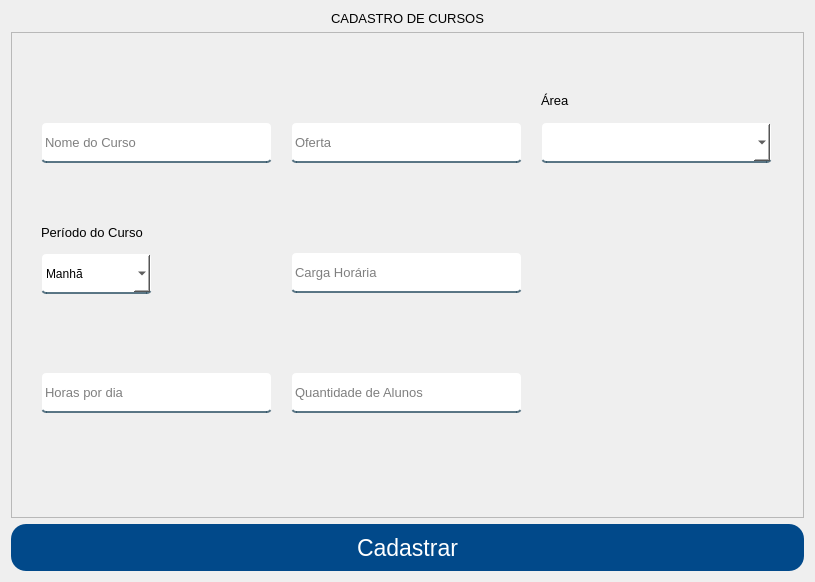
Old version of the form App/view/ui/cadastroCurso.ui in the repository Senac-SOR-ADS/Mapa-de-Sala.
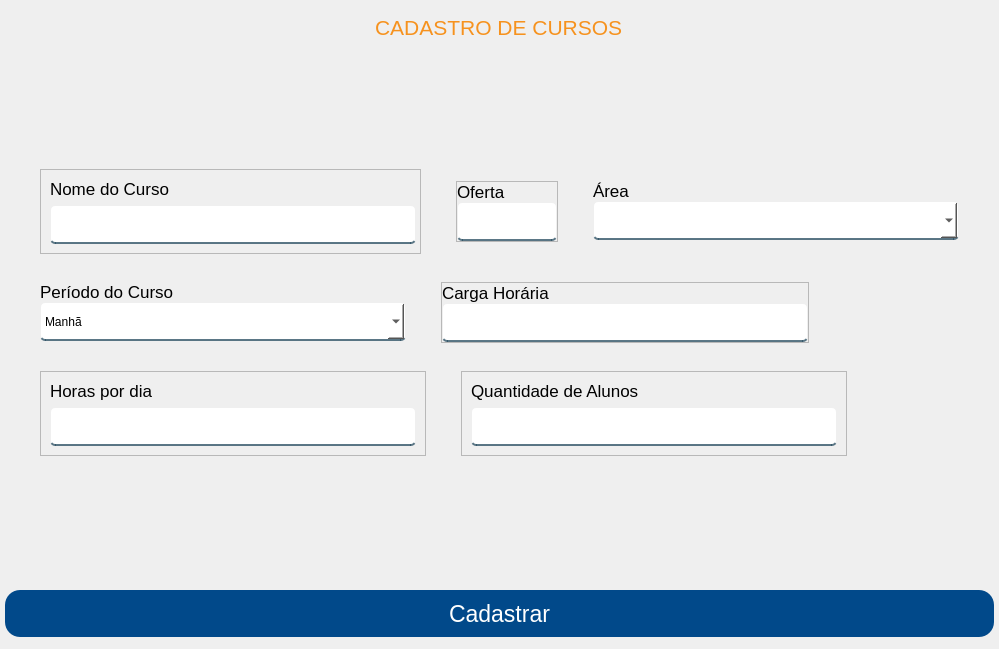
New version of the form.

Commit message: arrumando algumas interfaces na parte de castro para responsividade (#191)

The edit to the form file:
```diff
--- a/App/view/ui/cadastroCurso.ui
+++ b/App/view/ui/cadastroCurso.ui
@@ -6,8 +6,8 @@
    <rect>
     <x>0</x>
     <y>0</y>
-    <width>811</width>
-    <height>579</height>
+    <width>999</width>
+    <height>649</height>
    </rect>
   </property>
   <property name="windowTitle">
@@ -35,14 +35,51 @@
 
 #respostas {
 	color: red;
+}
+
+#titulo {
+	color: #f6921e;
 }</string>
   </property>
   <layout class="QVBoxLayout" name="verticalLayout">
-   <item alignment="Qt::AlignHCenter|Qt::AlignTop">
-    <widget class="QLabel" name="label">
+   <property name="spacing">
+    <number>0</number>
+   </property>
+   <property name="leftMargin">
+    <number>0</number>
+   </property>
+   <property name="topMargin">
+    <number>15</number>
+   </property>
+   <property name="rightMargin">
+    <number>0</number>
+   </property>
+   <property name="bottomMargin">
+    <number>12</number>
+   </property>
+   <item alignment="Qt::AlignHCenter">
+    <widget class="QWidget" name="widget" native="true">
+     <layout class="QVBoxLayout" name="verticalLayout_2">
+      <property name="spacing">
+       <number>23</number>
+      </property>
+      <property name="leftMargin">
+       <number>5</number>
+      </property>
+      <property name="topMargin">
+       <number>0</number>
+      </property>
+      <property name="rightMargin">
+       <number>5</number>
+      </property>
+      <property name="bottomMargin">
+       <number>0</number>
+      </property>
+      <item alignment="Qt::AlignHCenter">
+       <widget class="QLabel" name="titulo">
      <property name="font">
       <font>
-       <pointsize>10</pointsize>
+          <pointsize>16</pointsize>
        <weight>50</weight>
        <italic>false</italic>
        <bold>false</bold>
@@ -58,18 +95,43 @@
      </property>
     </widget>
    </item>
-   <item alignment="Qt::AlignHCenter">
-    <widget class="QFrame" name="frame">
-     <property name="sizePolicy">
-      <sizepolicy hsizetype="Expanding" vsizetype="Expanding">
-       <horstretch>0</horstretch>
-       <verstretch>0</verstretch>
-      </sizepolicy>
-     </property>
+      <item>
+       <spacer name="verticalSpacer_6">
+        <property name="orientation">
+         <enum>Qt::Vertical</enum>
+        </property>
+        <property name="sizeHint" stdset="0">
+         <size>
+          <width>20</width>
+          <height>151</height>
+         </size>
+        </property>
+       </spacer>
+      </item>
+      <item>
+       <widget class="QWidget" name="widget_2" native="true">
+        <layout class="QHBoxLayout" name="horizontalLayout_2">
+         <property name="spacing">
+          <number>35</number>
+         </property>
+         <property name="leftMargin">
+          <number>35</number>
+         </property>
+         <property name="topMargin">
+          <number>0</number>
+         </property>
+         <property name="rightMargin">
+          <number>35</number>
+         </property>
+         <property name="bottomMargin">
+          <number>5</number>
+         </property>
+         <item alignment="Qt::AlignVCenter">
+          <widget class="QFrame" name="frame_2">
      <property name="minimumSize">
       <size>
-       <width>793</width>
-       <height>486</height>
+             <width>381</width>
+             <height>0</height>
       </size>
      </property>
      <property name="frameShape">
@@ -78,56 +140,305 @@
      <property name="frameShadow">
       <enum>QFrame::Raised</enum>
      </property>
-     <widget class="QLineEdit" name="nomeCurso">
-      <property name="geometry">
-       <rect>
-        <x>30</x>
-        <y>90</y>
-        <width>231</width>
-        <height>41</height>
-       </rect>
-      </property>
-      <property name="minimumSize">
-       <size>
-        <width>0</width>
-        <height>10</height>
-       </size>
-      </property>
+           <layout class="QVBoxLayout" name="verticalLayout_6">
+            <item alignment="Qt::AlignLeft|Qt::AlignBottom">
+             <widget class="QLabel" name="label_3">
       <property name="font">
        <font>
-        <pointsize>10</pointsize>
-       </font>
-      </property>
-      <property name="placeholderText">
+                <pointsize>13</pointsize>
+               </font>
+              </property>
+              <property name="text">
        <string>Nome do Curso</string>
       </property>
      </widget>
+            </item>
+            <item>
+             <widget class="QLineEdit" name="nomeCurso">
+              <property name="minimumSize">
+               <size>
+                <width>366</width>
+                <height>39</height>
+               </size>
+              </property>
+              <property name="maximumSize">
+               <size>
+                <width>366</width>
+                <height>39</height>
+               </size>
+              </property>
+              <property name="font">
+               <font>
+                <pointsize>10</pointsize>
+               </font>
+              </property>
+              <property name="placeholderText">
+               <string/>
+              </property>
+             </widget>
+            </item>
+           </layout>
+          </widget>
+         </item>
+         <item alignment="Qt::AlignVCenter">
+          <widget class="QFrame" name="frame">
+           <property name="maximumSize">
+            <size>
+             <width>120</width>
+             <height>16777215</height>
+            </size>
+           </property>
+           <property name="frameShape">
+            <enum>QFrame::StyledPanel</enum>
+           </property>
+           <property name="frameShadow">
+            <enum>QFrame::Raised</enum>
+           </property>
+           <layout class="QVBoxLayout" name="verticalLayout_4">
+            <property name="spacing">
+             <number>0</number>
+            </property>
+            <property name="leftMargin">
+             <number>0</number>
+            </property>
+            <property name="topMargin">
+             <number>0</number>
+            </property>
+            <property name="rightMargin">
+             <number>0</number>
+            </property>
+            <property name="bottomMargin">
+             <number>0</number>
+            </property>
+            <item alignment="Qt::AlignBottom">
+             <widget class="QLabel" name="label">
+              <property name="font">
+               <font>
+                <pointsize>13</pointsize>
+               </font>
+              </property>
+              <property name="text">
+               <string>Oferta</string>
+              </property>
+             </widget>
+            </item>
+            <item>
+             <widget class="QLineEdit" name="ofertaCurso">
+              <property name="minimumSize">
+               <size>
+                <width>100</width>
+                <height>39</height>
+               </size>
+              </property>
+              <property name="maximumSize">
+               <size>
+                <width>100</width>
+                <height>16777215</height>
+               </size>
+              </property>
+              <property name="font">
+               <font>
+                <pointsize>19</pointsize>
+               </font>
+              </property>
+              <property name="placeholderText">
+               <string/>
+              </property>
+             </widget>
+            </item>
+           </layout>
+          </widget>
+         </item>
+         <item alignment="Qt::AlignVCenter">
+          <widget class="QWidget" name="widget_3" native="true">
+           <property name="minimumSize">
+            <size>
+             <width>0</width>
+             <height>0</height>
+            </size>
+           </property>
+           <property name="maximumSize">
+            <size>
+             <width>16777215</width>
+             <height>60</height>
+            </size>
+           </property>
+           <layout class="QVBoxLayout" name="verticalLayout_3">
+            <property name="spacing">
+             <number>0</number>
+            </property>
+            <property name="leftMargin">
+             <number>0</number>
+            </property>
+            <property name="topMargin">
+             <number>0</number>
+            </property>
+            <property name="rightMargin">
+             <number>0</number>
+            </property>
+            <property name="bottomMargin">
+             <number>0</number>
+            </property>
+            <item>
+             <spacer name="verticalSpacer_2">
+              <property name="orientation">
+               <enum>Qt::Vertical</enum>
+              </property>
+              <property name="sizeHint" stdset="0">
+               <size>
+                <width>20</width>
+                <height>40</height>
+               </size>
+              </property>
+             </spacer>
+            </item>
+            <item>
+             <widget class="QLabel" name="label_2">
+              <property name="font">
+               <font>
+                <pointsize>13</pointsize>
+               </font>
+              </property>
+              <property name="text">
+               <string>Área</string>
+              </property>
+             </widget>
+            </item>
+            <item>
+             <widget class="QComboBox" name="campoArea">
+              <property name="minimumSize">
+               <size>
+                <width>366</width>
+                <height>39</height>
+               </size>
+              </property>
+              <property name="maximumSize">
+               <size>
+                <width>366</width>
+                <height>16777215</height>
+               </size>
+              </property>
+              <property name="font">
+               <font>
+                <pointsize>10</pointsize>
+               </font>
+              </property>
+              <property name="cursor">
+               <cursorShape>PointingHandCursor</cursorShape>
+              </property>
+              <property name="editable">
+               <bool>false</bool>
+              </property>
+              <property name="currentText">
+               <string/>
+              </property>
+             </widget>
+            </item>
+            <item>
+             <spacer name="verticalSpacer">
+              <property name="orientation">
+               <enum>Qt::Vertical</enum>
+              </property>
+              <property name="sizeHint" stdset="0">
+               <size>
+                <width>20</width>
+                <height>40</height>
+               </size>
+              </property>
+             </spacer>
+            </item>
+           </layout>
+          </widget>
+         </item>
+        </layout>
+       </widget>
+      </item>
+      <item>
+       <widget class="QWidget" name="widget_4" native="true">
+        <property name="maximumSize">
+         <size>
+          <width>16777215</width>
+          <height>16777215</height>
+         </size>
+        </property>
+        <layout class="QHBoxLayout" name="horizontalLayout_3" stretch="0,0,0">
+         <property name="spacing">
+          <number>35</number>
+         </property>
+         <property name="leftMargin">
+          <number>35</number>
+         </property>
+         <property name="topMargin">
+          <number>0</number>
+         </property>
+         <property name="rightMargin">
+          <number>35</number>
+         </property>
+         <property name="bottomMargin">
+          <number>5</number>
+         </property>
+         <item>
+          <widget class="QWidget" name="widget_5" native="true">
+           <property name="maximumSize">
+            <size>
+             <width>16777215</width>
+             <height>60</height>
+            </size>
+           </property>
+           <layout class="QVBoxLayout" name="verticalLayout_5">
+            <property name="spacing">
+             <number>0</number>
+            </property>
+            <property name="leftMargin">
+             <number>0</number>
+            </property>
+            <property name="topMargin">
+             <number>0</number>
+            </property>
+            <property name="rightMargin">
+             <number>0</number>
+            </property>
+            <property name="bottomMargin">
+             <number>0</number>
+            </property>
+            <item>
+             <spacer name="verticalSpacer_3">
+              <property name="orientation">
+               <enum>Qt::Vertical</enum>
+              </property>
+              <property name="sizeHint" stdset="0">
+               <size>
+                <width>20</width>
+                <height>40</height>
+               </size>
+              </property>
+             </spacer>
+            </item>
+            <item>
      <widget class="QLabel" name="label_7">
-      <property name="geometry">
-       <rect>
-        <x>30</x>
-        <y>190</y>
-        <width>111</width>
-        <height>20</height>
-       </rect>
-      </property>
       <property name="font">
        <font>
-        <pointsize>10</pointsize>
+                <pointsize>13</pointsize>
        </font>
       </property>
       <property name="text">
        <string>Período do Curso</string>
       </property>
      </widget>
+            </item>
+            <item>
      <widget class="QComboBox" name="periodoCurso">
-      <property name="geometry">
-       <rect>
-        <x>30</x>
-        <y>221</y>
-        <width>111</width>
-        <height>41</height>
-       </rect>
+              <property name="minimumSize">
+               <size>
+                <width>366</width>
+                <height>39</height>
+               </size>
+              </property>
+              <property name="maximumSize">
+               <size>
+                <width>366</width>
+                <height>16777215</height>
+               </size>
       </property>
       <property name="cursor">
        <cursorShape>PointingHandCursor</cursorShape>
@@ -151,67 +462,207 @@
        </property>
       </item>
      </widget>
-     <widget class="QLineEdit" name="ofertaCurso">
-      <property name="geometry">
-       <rect>
-        <x>280</x>
-        <y>90</y>
-        <width>231</width>
-        <height>41</height>
-       </rect>
-      </property>
-      <property name="minimumSize">
+            </item>
+            <item>
+             <spacer name="verticalSpacer_4">
+              <property name="orientation">
+               <enum>Qt::Vertical</enum>
+              </property>
+              <property name="sizeHint" stdset="0">
        <size>
-        <width>0</width>
-        <height>10</height>
-       </size>
-      </property>
-      <property name="font">
-       <font>
-        <pointsize>10</pointsize>
-       </font>
-      </property>
-      <property name="placeholderText">
-       <string>Oferta</string>
-      </property>
-     </widget>
-     <widget class="QLineEdit" name="cargaCurso">
-      <property name="geometry">
-       <rect>
-        <x>280</x>
-        <y>220</y>
-        <width>231</width>
-        <height>41</height>
-       </rect>
-      </property>
-      <property name="minimumSize">
-       <size>
-        <width>0</width>
-        <height>10</height>
-       </size>
-      </property>
+                <width>20</width>
+                <height>40</height>
+               </size>
+              </property>
+             </spacer>
+            </item>
+           </layout>
+          </widget>
+         </item>
+         <item alignment="Qt::AlignVCenter">
+          <widget class="QFrame" name="frame_3">
+           <property name="frameShape">
+            <enum>QFrame::StyledPanel</enum>
+           </property>
+           <property name="frameShadow">
+            <enum>QFrame::Raised</enum>
+           </property>
+           <layout class="QVBoxLayout" name="verticalLayout_7">
+            <property name="spacing">
+             <number>0</number>
+            </property>
+            <property name="leftMargin">
+             <number>0</number>
+            </property>
+            <property name="topMargin">
+             <number>0</number>
+            </property>
+            <property name="rightMargin">
+             <number>0</number>
+            </property>
+            <property name="bottomMargin">
+             <number>0</number>
+            </property>
+            <item>
+             <widget class="QLabel" name="label_4">
       <property name="font">
        <font>
-        <pointsize>10</pointsize>
-       </font>
-      </property>
-      <property name="placeholderText">
+                <pointsize>13</pointsize>
+               </font>
+              </property>
+              <property name="text">
        <string>Carga Horária</string>
       </property>
      </widget>
+            </item>
+            <item>
+             <widget class="QLineEdit" name="cargaCurso">
+              <property name="minimumSize">
+               <size>
+                <width>366</width>
+                <height>39</height>
+               </size>
+              </property>
+              <property name="maximumSize">
+               <size>
+                <width>366</width>
+                <height>16777215</height>
+               </size>
+              </property>
+              <property name="font">
+               <font>
+                <pointsize>10</pointsize>
+               </font>
+              </property>
+              <property name="placeholderText">
+               <string/>
+              </property>
+             </widget>
+            </item>
+           </layout>
+          </widget>
+         </item>
+         <item>
+          <spacer name="horizontalSpacer">
+           <property name="orientation">
+            <enum>Qt::Horizontal</enum>
+           </property>
+           <property name="sizeHint" stdset="0">
+            <size>
+             <width>40</width>
+             <height>20</height>
+            </size>
+           </property>
+          </spacer>
+         </item>
+        </layout>
+       </widget>
+      </item>
+      <item>
+       <widget class="QWidget" name="widget_6" native="true">
+        <property name="maximumSize">
+         <size>
+          <width>16777215</width>
+          <height>16777215</height>
+         </size>
+        </property>
+        <layout class="QHBoxLayout" name="horizontalLayout_4">
+         <property name="spacing">
+          <number>35</number>
+         </property>
+         <property name="leftMargin">
+          <number>35</number>
+         </property>
+         <property name="topMargin">
+          <number>0</number>
+         </property>
+         <property name="rightMargin">
+          <number>35</number>
+         </property>
+         <property name="bottomMargin">
+          <number>5</number>
+         </property>
+         <item alignment="Qt::AlignVCenter">
+          <widget class="QFrame" name="frame_4">
+           <property name="frameShape">
+            <enum>QFrame::StyledPanel</enum>
+           </property>
+           <property name="frameShadow">
+            <enum>QFrame::Raised</enum>
+           </property>
+           <layout class="QVBoxLayout" name="verticalLayout_8">
+            <item>
+             <widget class="QLabel" name="label_5">
+              <property name="font">
+               <font>
+                <pointsize>13</pointsize>
+               </font>
+              </property>
+              <property name="text">
+               <string>Horas por dia</string>
+              </property>
+             </widget>
+            </item>
+            <item>
+             <widget class="QLineEdit" name="horasPorDia">
+              <property name="minimumSize">
+               <size>
+                <width>366</width>
+                <height>39</height>
+               </size>
+              </property>
+              <property name="maximumSize">
+               <size>
+                <width>366</width>
+                <height>16777215</height>
+               </size>
+              </property>
+              <property name="font">
+               <font>
+                <pointsize>10</pointsize>
+               </font>
+              </property>
+              <property name="placeholderText">
+               <string/>
+              </property>
+             </widget>
+            </item>
+           </layout>
+          </widget>
+         </item>
+         <item alignment="Qt::AlignVCenter">
+          <widget class="QFrame" name="frame_5">
+           <property name="frameShape">
+            <enum>QFrame::StyledPanel</enum>
+           </property>
+           <property name="frameShadow">
+            <enum>QFrame::Raised</enum>
+           </property>
+           <layout class="QVBoxLayout" name="verticalLayout_9">
+            <item>
+             <widget class="QLabel" name="label_6">
+              <property name="font">
+               <font>
+                <pointsize>13</pointsize>
+               </font>
+              </property>
+              <property name="text">
+               <string>Quantidade de Alunos</string>
+              </property>
+             </widget>
+            </item>
+            <item>
      <widget class="QLineEdit" name="quantidadeAlunos">
-      <property name="geometry">
-       <rect>
-        <x>280</x>
-        <y>340</y>
-        <width>231</width>
-        <height>41</height>
-       </rect>
-      </property>
       <property name="minimumSize">
        <size>
-        <width>0</width>
-        <height>10</height>
+                <width>366</width>
+                <height>39</height>
+               </size>
+              </property>
+              <property name="maximumSize">
+               <size>
+                <width>366</width>
+                <height>16777215</height>
        </size>
       </property>
       <property name="font">
@@ -223,76 +674,41 @@
        <bool>false</bool>
       </property>
       <property name="placeholderText">
-       <string>Quantidade de Alunos</string>
-      </property>
-     </widget>
-     <widget class="QLineEdit" name="horasPorDia">
-      <property name="geometry">
-       <rect>
-        <x>30</x>
-        <y>340</y>
-        <width>231</width>
-        <height>41</height>
-       </rect>
-      </property>
-      <property name="minimumSize">
-       <size>
-        <width>0</width>
-        <height>10</height>
-       </size>
-      </property>
-      <property name="font">
-       <font>
-        <pointsize>10</pointsize>
-       </font>
-      </property>
-      <property name="placeholderText">
-       <string>Horas por dia</string>
-      </property>
-     </widget>
-     <widget class="QComboBox" name="campoArea">
-      <property name="geometry">
-       <rect>
-        <x>530</x>
-        <y>90</y>
-        <width>231</width>
-        <height>41</height>
-       </rect>
-      </property>
-      <property name="font">
-       <font>
-        <pointsize>10</pointsize>
-       </font>
-      </property>
-      <property name="cursor">
-       <cursorShape>PointingHandCursor</cursorShape>
-      </property>
-      <property name="editable">
-       <bool>false</bool>
-      </property>
-      <property name="currentText">
        <string/>
       </property>
      </widget>
-     <widget class="QLabel" name="label_2">
-      <property name="geometry">
-       <rect>
-        <x>530</x>
-        <y>60</y>
-        <width>55</width>
-        <height>16</height>
-       </rect>
-      </property>
-      <property name="font">
-       <font>
-        <pointsize>10</pointsize>
-       </font>
-      </property>
-      <property name="text">
-       <string>Área</string>
-      </property>
-     </widget>
-    </widget>
+            </item>
+           </layout>
+          </widget>
+         </item>
+         <item>
+          <spacer name="horizontalSpacer_2">
+           <property name="orientation">
+            <enum>Qt::Horizontal</enum>
+           </property>
+           <property name="sizeHint" stdset="0">
+            <size>
+             <width>40</width>
+             <height>20</height>
+            </size>
+           </property>
+          </spacer>
+         </item>
+        </layout>
+       </widget>
+      </item>
+      <item>
+       <spacer name="verticalSpacer_5">
+        <property name="orientation">
+         <enum>Qt::Vertical</enum>
+        </property>
+        <property name="sizeHint" stdset="0">
+         <size>
+          <width>20</width>
+          <height>151</height>
+         </size>
+        </property>
+       </spacer>
    </item>
    <item>
     <widget class="QPushButton" name="btnCadastrarCurso">
@@ -313,6 +729,9 @@
      <property name="text">
       <string>Cadastrar</string>
      </property>
+       </widget>
+      </item>
+     </layout>
     </widget>
    </item>
   </layout>
```
Lines whose indentation alone changed are shown as unchanged. The commit also changes 4 other files.
